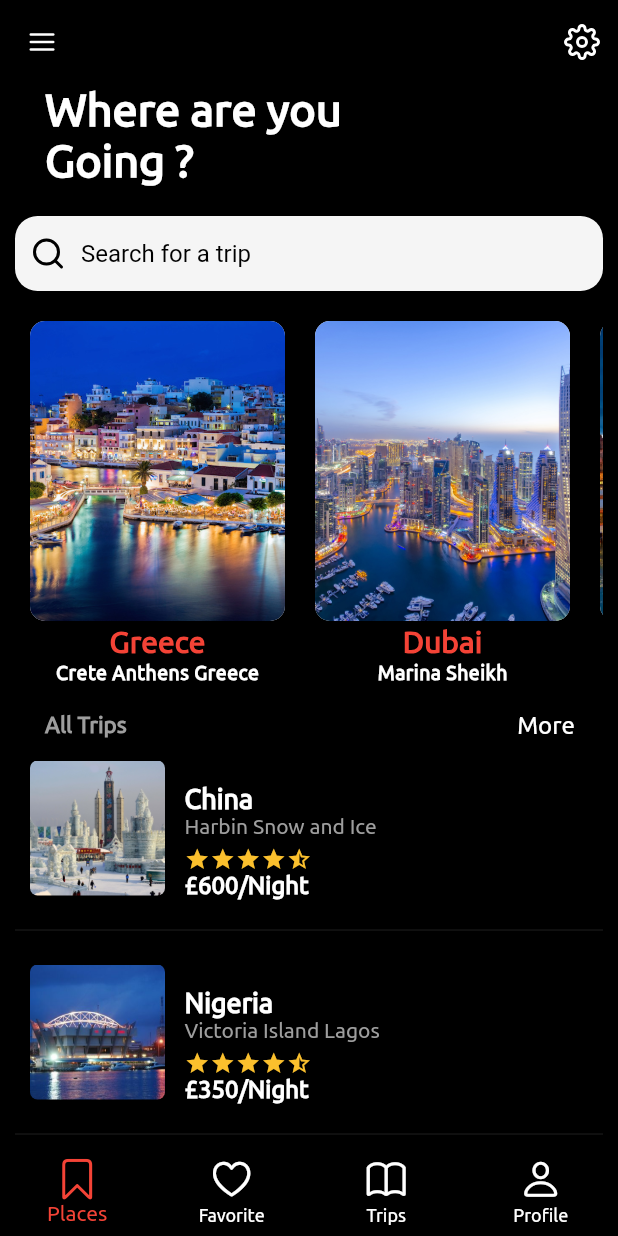
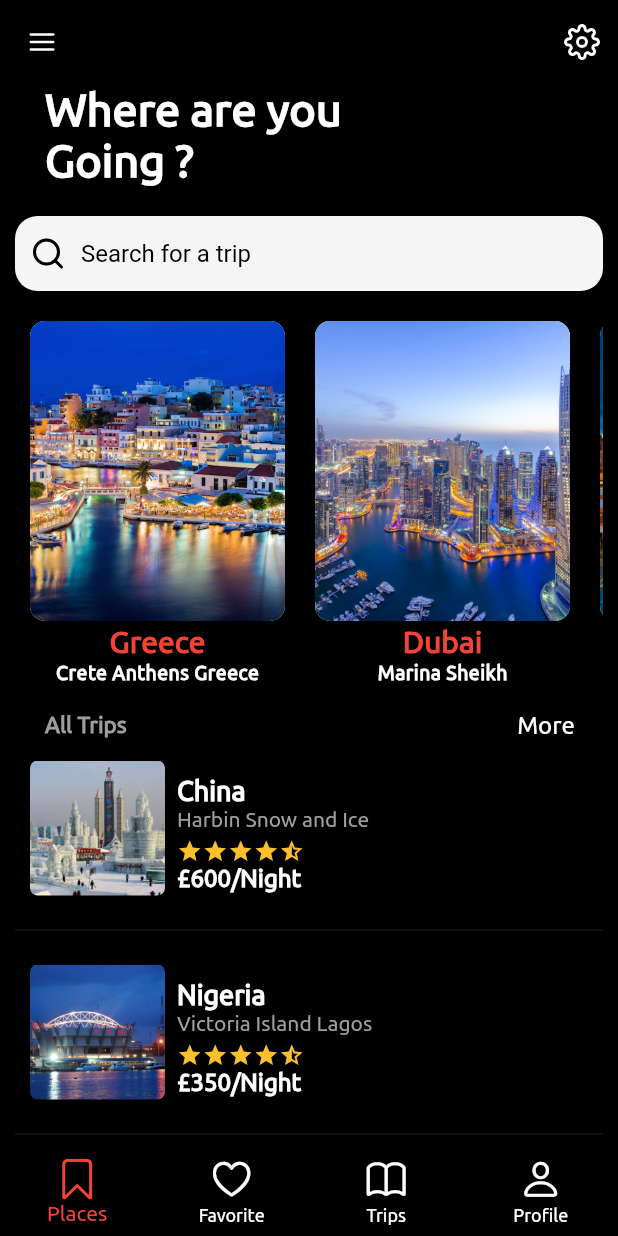
Before and after one commit to invincyx/FlutterTravel, a Flutter app: the screen it shows after launch, on a phone screen of 412 x 824 dp. Run offline on Flutter 3.47's test engine with Material 2 defaults, Android fonts, the phone set to English and light mode, and no system bars; drawn by our look-alikes of smooth_star_rating; our stand-ins replace flutter_icons.

Commit message:
code cleanup

```diff
--- a/lib/pages/location.dart
+++ b/lib/pages/location.dart
@@ -1,6 +1,5 @@
 import 'package:flutter/material.dart';
 import 'package:flutter_icons/flutter_icons.dart';
-import 'package:travel_ui/widgets/appbar.dart';
 import 'package:travel_ui/widgets/listItems.dart';
 import 'package:travel_ui/widgets/card.dart';
 
--- a/lib/widgets/card.dart
+++ b/lib/widgets/card.dart
@@ -52,7 +52,7 @@ class CardItem extends StatelessWidget {
               ),
               SizedBox(width: 3.0),
               Padding(
-                padding: const EdgeInsets.all(10.0),
+                padding: const EdgeInsets.all(5.0),
                 child: Column(
                   crossAxisAlignment: CrossAxisAlignment.start,
                   children: <Widget>[
```
Also changed, not shown: ss/001.jpg (added), ss/002.png (added), ss/003.png (added), ss/004.png (added), 1 other file.
